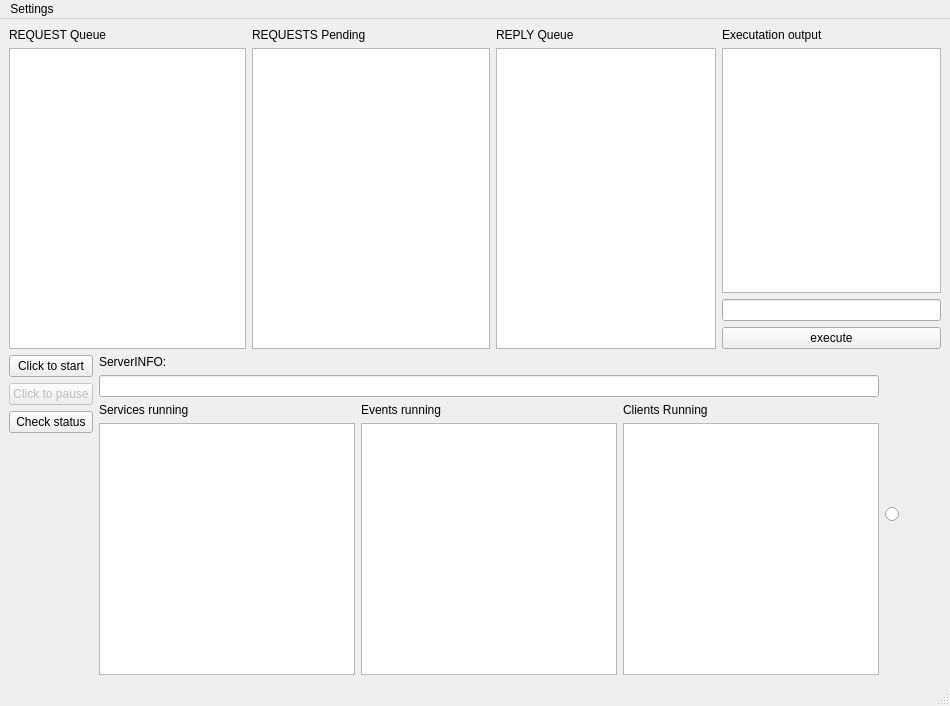
First picture: the form in gui/views/ui/Server_main.ui, repository Saldenisov/pyconlyse, before the edit.
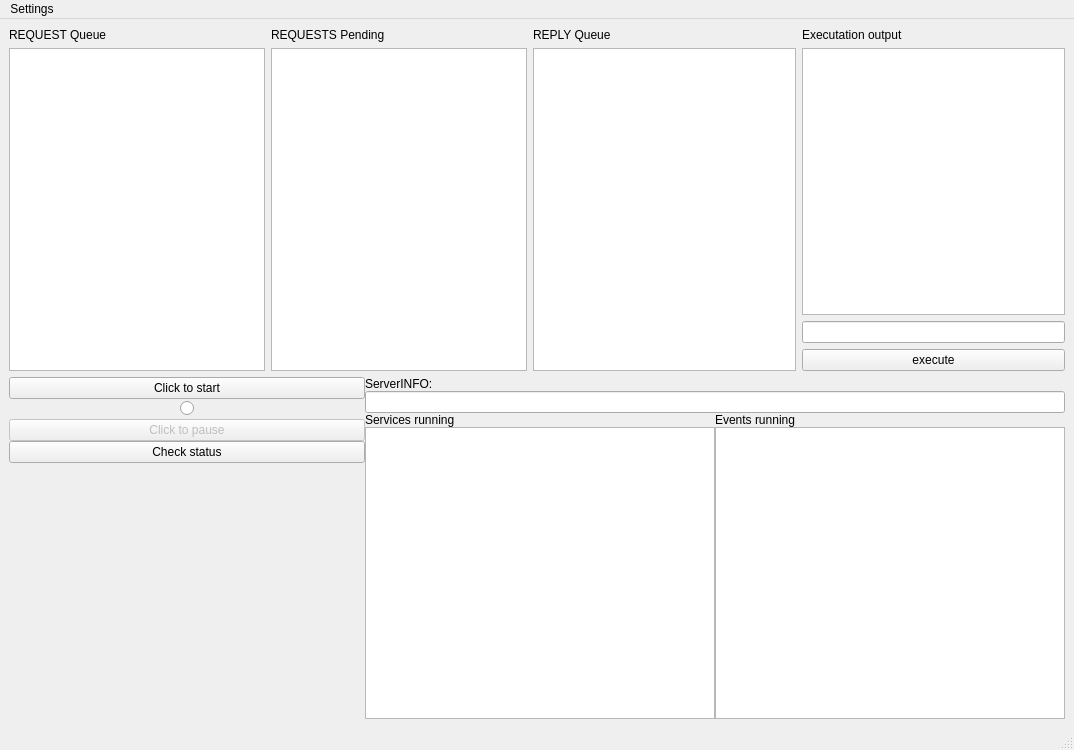
Second picture: the form after the edit. Icons and pictures are not drawn.

Commit message: ServerGUI is updated

What changed in the file:
```diff
--- a/gui/views/ui/Server_main.ui
+++ b/gui/views/ui/Server_main.ui
@@ -6,10 +6,16 @@
    <rect>
     <x>0</x>
     <y>0</y>
-    <width>950</width>
-    <height>706</height>
+    <width>1074</width>
+    <height>750</height>
    </rect>
   </property>
+  <property name="sizePolicy">
+   <sizepolicy hsizetype="Fixed" vsizetype="Fixed">
+    <horstretch>0</horstretch>
+    <verstretch>0</verstretch>
+   </sizepolicy>
+  </property>
   <property name="windowTitle">
    <string>ServerGUI</string>
   </property>
@@ -35,7 +41,14 @@
              </widget>
             </item>
             <item>
-             <widget class="QTextEdit" name="tE_queue_in"/>
+             <widget class="QTextEdit" name="tE_queue_in">
+              <property name="maximumSize">
+               <size>
+                <width>16777215</width>
+                <height>600</height>
+               </size>
+              </property>
+             </widget>
             </item>
            </layout>
           </item>
@@ -49,7 +62,14 @@
              </widget>
             </item>
             <item>
-             <widget class="QTextEdit" name="tE_queue_in_pending"/>
+             <widget class="QTextEdit" name="tE_queue_in_pending">
+              <property name="maximumSize">
+               <size>
+                <width>16777215</width>
+                <height>600</height>
+               </size>
+              </property>
+             </widget>
             </item>
            </layout>
           </item>
@@ -65,7 +85,14 @@
            </widget>
           </item>
           <item>
-           <widget class="QTextEdit" name="tE_queue_out"/>
+           <widget class="QTextEdit" name="tE_queue_out">
+            <property name="maximumSize">
+             <size>
+              <width>16777215</width>
+              <height>400</height>
+             </size>
+            </property>
+           </widget>
           </item>
          </layout>
         </item>
@@ -99,6 +126,9 @@
     </item>
     <item>
      <layout class="QHBoxLayout" name="horizontalLayout_2">
+      <property name="spacing">
+       <number>0</number>
+      </property>
       <item>
        <layout class="QVBoxLayout" name="verticalLayout_3">
         <item>
@@ -111,6 +141,46 @@
           </property>
          </widget>
         </item>
+        <item>
+         <layout class="QHBoxLayout" name="horizontalLayout_4">
+          <property name="topMargin">
+           <number>0</number>
+          </property>
+          <item>
+           <spacer name="horizontalSpacer">
+            <property name="orientation">
+             <enum>Qt::Horizontal</enum>
+            </property>
+            <property name="sizeHint" stdset="0">
+             <size>
+              <width>20</width>
+              <height>20</height>
+             </size>
+            </property>
+           </spacer>
+          </item>
+          <item>
+           <widget class="QRadioButton" name="rB_hb">
+            <property name="text">
+             <string/>
+            </property>
+           </widget>
+          </item>
+          <item>
+           <spacer name="horizontalSpacer_2">
+            <property name="orientation">
+             <enum>Qt::Horizontal</enum>
+            </property>
+            <property name="sizeHint" stdset="0">
+             <size>
+              <width>20</width>
+              <height>20</height>
+             </size>
+            </property>
+           </spacer>
+          </item>
+         </layout>
+        </item>
         <item>
          <widget class="QPushButton" name="pB_pause">
           <property name="enabled">
@@ -175,7 +245,26 @@
              </widget>
             </item>
             <item>
-             <widget class="QTextEdit" name="tE_services_running"/>
+             <widget class="QTextEdit" name="tE_services_running">
+              <property name="sizePolicy">
+               <sizepolicy hsizetype="Expanding" vsizetype="Expanding">
+                <horstretch>0</horstretch>
+                <verstretch>0</verstretch>
+               </sizepolicy>
+              </property>
+              <property name="minimumSize">
+               <size>
+                <width>350</width>
+                <height>150</height>
+               </size>
+              </property>
+              <property name="maximumSize">
+               <size>
+                <width>500</width>
+                <height>500</height>
+               </size>
+              </property>
+             </widget>
             </item>
            </layout>
           </item>
@@ -189,48 +278,27 @@
              </widget>
             </item>
             <item>
-             <widget class="QTextEdit" name="tE_events_running"/>
-            </item>
-           </layout>
-          </item>
-          <item>
-           <layout class="QVBoxLayout" name="verticalLayout_8">
-            <item>
-             <widget class="QLabel" name="label_5">
-              <property name="text">
-               <string>Clients Running</string>
+             <widget class="QTextEdit" name="tE_events_running">
+              <property name="minimumSize">
+               <size>
+                <width>350</width>
+                <height>150</height>
+               </size>
+              </property>
+              <property name="maximumSize">
+               <size>
+                <width>500</width>
+                <height>500</height>
+               </size>
               </property>
              </widget>
             </item>
-            <item>
-             <widget class="QTextEdit" name="tE_clients_running"/>
-            </item>
            </layout>
           </item>
          </layout>
         </item>
        </layout>
       </item>
-      <item>
-       <widget class="QRadioButton" name="rB_hb">
-        <property name="text">
-         <string/>
-        </property>
-       </widget>
-      </item>
-      <item>
-       <spacer name="horizontalSpacer">
-        <property name="orientation">
-         <enum>Qt::Horizontal</enum>
-        </property>
-        <property name="sizeHint" stdset="0">
-         <size>
-          <width>40</width>
-          <height>20</height>
-         </size>
-        </property>
-       </spacer>
-      </item>
      </layout>
     </item>
    </layout>
@@ -240,7 +308,7 @@
     <rect>
      <x>0</x>
      <y>0</y>
-     <width>950</width>
+     <width>1074</width>
      <height>21</height>
     </rect>
    </property>
```
Left out of the diff: 7 changed lines with no effect on the pictures. The commit also changes 4 other files.
